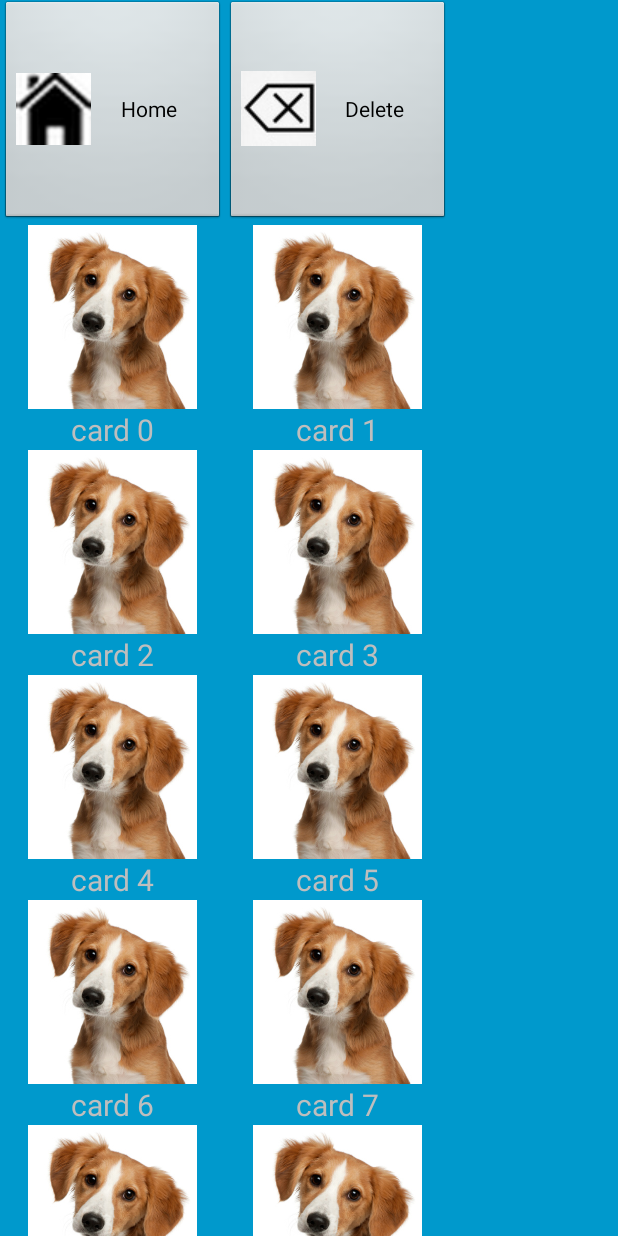
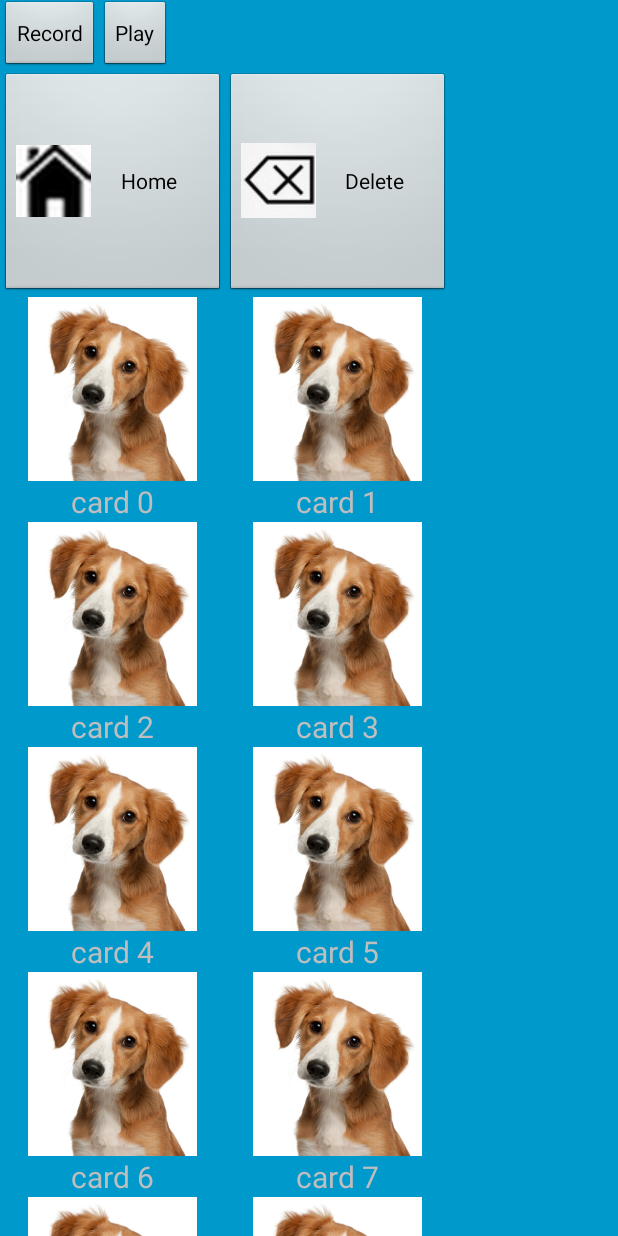
Before and after one commit to SpeakApp/SpeakApp-OLD-dont-download-this-shit, an Android app: the screen it shows after launch (MainActivity), on a phone screen of 412 x 824 dp. Run offline under Robolectric (Android 15) with nearby library versions, the phone set to English and light mode, and no system bars.

Commit message:
Extend sound manager to play and record file.

```diff
--- a/SpeakApp/SpeakApp/src/main/AndroidManifest.xml
+++ b/SpeakApp/SpeakApp/src/main/AndroidManifest.xml
@@ -2,7 +2,10 @@
 <manifest xmlns:android="http://schemas.android.com/apk/res/android"
     package="com.speakapp.app" >
 
+    <uses-permission android:name="android.permission.RECORD_AUDIO"/>
+
     <application
+        android:name=".general.SpeakAppApplication"
         android:allowBackup="true"
         android:icon="@drawable/ic_launcher"
         android:label="@string/app_name"
--- a/SpeakApp/SpeakApp/src/main/java/com/speakapp/app/activities/MainActivity.java
+++ b/SpeakApp/SpeakApp/src/main/java/com/speakapp/app/activities/MainActivity.java
@@ -3,10 +3,12 @@ package com.speakapp.app.activities;
 import android.app.Activity;
 import android.os.Bundle;
 import android.view.View;
+import android.widget.Button;
 import android.widget.GridView;
 
+import com.speakapp.app.R;
 import com.speakapp.app.adapters.BoardAdapter;
-import com.speakapp.app.R;
+import com.speakapp.app.managers.SoundManager;
 
 import java.util.ArrayList;
 
@@ -24,8 +26,51 @@ public class MainActivity extends Activity
         setContentView(R.layout.activity_main);
         GridView gridview = (GridView) findViewById(R.id.gridView);
         gridview.setAdapter(m_boardAdapter);
+
+
+        final Button record = (Button)findViewById(R.id.record_btn);
+        record.setOnClickListener(new View.OnClickListener()
+        {
+            @Override
+            public void onClick(View view)
+            {
+                if (getSoundManager().isRecording())
+                {
+                    getSoundManager().stopRecording();
+                    record.setText("Record");
+                }
+                else
+                {
+                    getSoundManager().startRecording();
+                    record.setText("Stop");
+                }
+            }
+        });
+
+        final Button play = (Button)findViewById(R.id.play_btn);
+        play.setOnClickListener(new View.OnClickListener()
+        {
+            @Override
+            public void onClick(View view)
+            {
+                if (getSoundManager().isPlaying())
+                {
+                    getSoundManager().stopPlaying();
+              //      play.setText("Play");
+                }
+                else
+                {
+                    getSoundManager().startPlaying();
+                 //   play.setText("Stop");
+                }
+            }
+        });
     }
 
+    private SoundManager getSoundManager()
+    {
+        return  SoundManager.getInstance();
+    }
 
     private void init() {
         m_activeBoard = new ArrayList<String>();
--- a/SpeakApp/SpeakApp/src/main/java/com/speakapp/app/adapters/BoardAdapter.java
+++ b/SpeakApp/SpeakApp/src/main/java/com/speakapp/app/adapters/BoardAdapter.java
@@ -1,14 +1,13 @@
 package com.speakapp.app.adapters;
 
 import android.content.Context;
-import android.media.MediaPlayer;
 import android.view.LayoutInflater;
 import android.view.View;
 import android.view.ViewGroup;
 import android.widget.ArrayAdapter;
 import android.widget.TextView;
 
-import com.speakapp.app.Managers.SoundManager;
+import com.speakapp.app.managers.SoundManager;
 import com.speakapp.app.R;
 
 import java.util.ArrayList;
@@ -53,7 +52,7 @@ public class BoardAdapter extends ArrayAdapter<String>
         cardView.setOnClickListener(new View.OnClickListener() {
             @Override
             public void onClick(View view) {
-                SoundManager.playFormResource(getContext(), R.raw.dog);
+                SoundManager.getInstance().playFormResource(getContext(), R.raw.dog);
                 switchBoard(randomCards());
             }
         });
--- a/SpeakApp/SpeakApp/src/main/java/com/speakapp/app/general/SpeakAppApplication.java
+++ b/SpeakApp/SpeakApp/src/main/java/com/speakapp/app/general/SpeakAppApplication.java
@@ -2,7 +2,7 @@ package com.speakapp.app.general;
 
 import android.app.Application;
 
-import com.speakapp.app.Managers.SoundManager;
+import com.speakapp.app.managers.SoundManager;
 
 public class SpeakAppApplication extends Application
 {
--- a/SpeakApp/SpeakApp/src/main/res/layout/activity_main.xml
+++ b/SpeakApp/SpeakApp/src/main/res/layout/activity_main.xml
@@ -1,9 +1,27 @@
-<FrameLayout xmlns:android="http://schemas.android.com/apk/res/android"
+<LinearLayout xmlns:android="http://schemas.android.com/apk/res/android"
               xmlns:tools="http://schemas.android.com/tools"
               android:layout_width="match_parent"
               android:layout_height="match_parent"
               android:background="#0099cc"
+              android:orientation="vertical"
               tools:context="com.speakapp.app.activities.MainActivity">
+
+    <LinearLayout
+        android:layout_height="wrap_content"
+        android:layout_width="wrap_content">
+
+        <Button
+            android:text="Record"
+            android:id="@+id/record_btn"
+            android:layout_width="wrap_content"
+            android:layout_height="wrap_content"/>
+
+        <Button
+            android:text="Play"
+            android:id="@+id/play_btn"
+            android:layout_width="wrap_content"
+            android:layout_height="wrap_content"/>
+    </LinearLayout>
 
     <RelativeLayout
         android:layout_width="fill_parent"
@@ -51,4 +69,4 @@
         </GridView>
 
     </RelativeLayout>
-</FrameLayout>
+</LinearLayout>
```
Also changed, not shown: SpeakApp/SpeakApp/src/main/java/com/speakapp/app/Managers/SoundManager.java (+44 -5 lines). Lines whose indentation alone changed are shown as unchanged.
